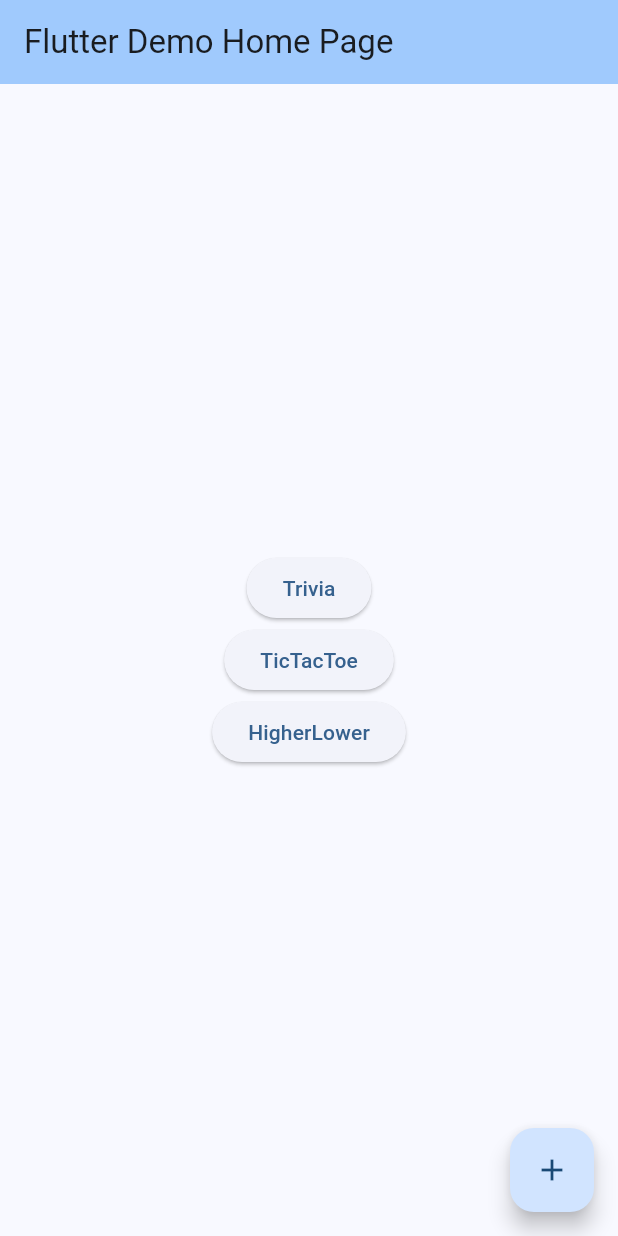
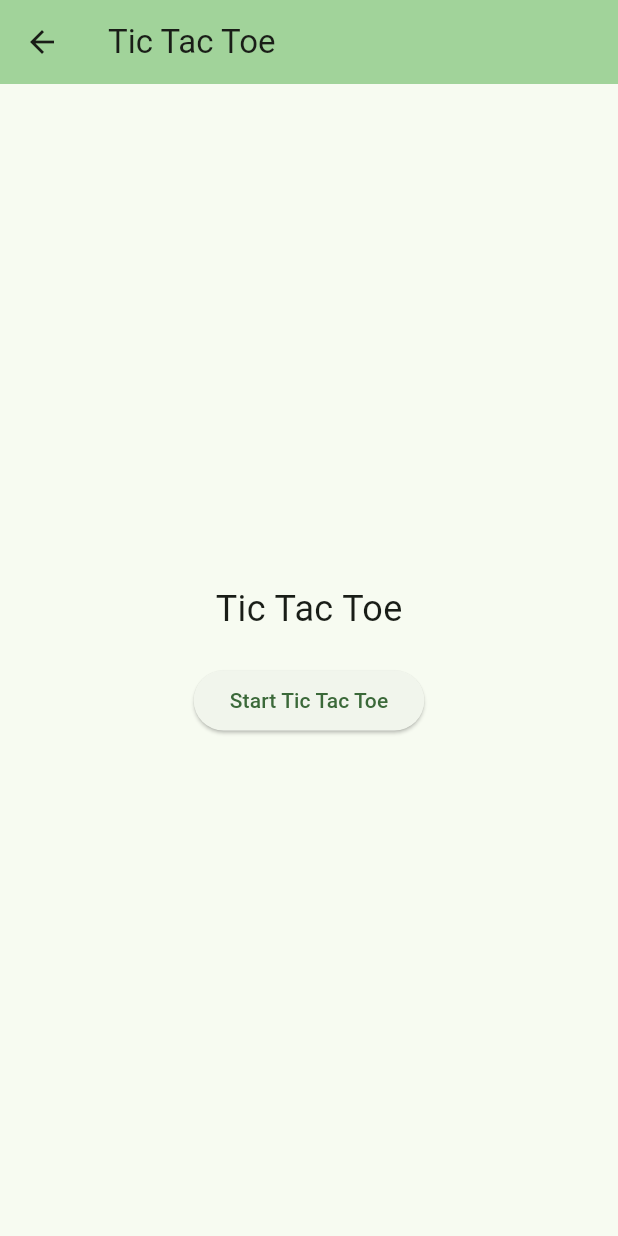
Before and after one commit to josipnovak/Goalify, a Flutter app: the screen it shows after launch, after a tap on "TicTacToe", on a phone screen of 412 x 824 dp. Run offline on Flutter 3.47's test engine with Material 3 defaults, Android fonts, the light colour scheme and no system bars.

Commit message:
Added screens for mobile app

```diff
--- a/mobile/lib/main.dart
+++ b/mobile/lib/main.dart
@@ -1,4 +1,5 @@
 import 'package:flutter/material.dart';
+import 'package:mobile/screens/start_screen.dart';
 
 void main() {
   runApp(const MyApp());
@@ -6,115 +7,14 @@ void main() {
 
 class MyApp extends StatelessWidget {
   const MyApp({super.key});
-
-  // This widget is the root of your application.
   @override
   Widget build(BuildContext context) {
     return MaterialApp(
       title: 'Flutter Demo',
       theme: ThemeData(
-        // This is the theme of your application.
-        //
-        // TRY THIS: Try running your application with "flutter run". You'll see
-        // the application has a purple toolbar. Then, without quitting the app,
-        // try changing the seedColor in the colorScheme below to Colors.green
-        // and then invoke "hot reload" (save your changes or press the "hot
-        // reload" button in a Flutter-supported IDE, or press "r" if you used
-        // the command line to start the app).
-        //
-        // Notice that the counter didn't reset back to zero; the application
-        // state is not lost during the reload. To reset the state, use hot
-        // restart instead.
-        //
-        // This works for code too, not just values: Most code changes can be
-        // tested with just a hot reload.
-        colorScheme: ColorScheme.fromSeed(seedColor: Colors.blue),
+        colorScheme: ColorScheme.fromSeed(seedColor: Colors.green),
       ),
-      home: const MyHomePage(title: 'Flutter Demo Home Page'),
+      home: const StartScreen(title: 'Welcome to Goalify'),
     );
   }
 }
-
-class MyHomePage extends StatefulWidget {
-  const MyHomePage({super.key, required this.title});
-
-  // This widget is the home page of your application. It is stateful, meaning
-  // that it has a State object (defined below) that contains fields that affect
-  // how it looks.
-
-  // This class is the configuration for the state. It holds the values (in this
-  // case the title) provided by the parent (in this case the App widget) and
-  // used by the build method of the State. Fields in a Widget subclass are
-  // always marked "final".
-
-  final String title;
-
-  @override
-  State<MyHomePage> createState() => _MyHomePageState();
-}
-
-class _MyHomePageState extends State<MyHomePage> {
-  void _buttonClicked() {
-    print('Button clicked');
-  }
-
-  @override
-  Widget build(BuildContext context) {
-    // This method is rerun every time setState is called, for instance as done
-    // by the _buttonClicked method above.
-    //
-    // The Flutter framework has been optimized to make rerunning build methods
-    // fast, so that you can just rebuild anything that needs updating rather
-    // than having to individually change instances of widgets.
-    return Scaffold(
-      appBar: AppBar(
-        // TRY THIS: Try changing the color here to a specific color (to
-        // Colors.amber, perhaps?) and trigger a hot reload to see the AppBar
-        // change color while the other colors stay the same.
-        backgroundColor: Theme.of(context).colorScheme.inversePrimary,
-        // Here we take the value from the MyHomePage object that was created by
-        // the App.build method, and use it to set our appbar title.
-        title: Text(widget.title),
-      ),
-      body: Center(
-        // Center is a layout widget. It takes a single child and positions it
-        // in the middle of the parent.
-        child: Column(
-          // Column is also a layout widget. It takes a list of children and
-          // arranges them vertically. By default, it sizes itself to fit its
-          // children horizontally, and tries to be as tall as its parent.
-          //
-          // Column has various properties to control how it sizes itself and
-          // how it positions its children. Here we use mainAxisAlignment to
-          // center the children vertically; the main axis here is the vertical
-          // axis because Columns are vertical (the cross axis would be
-          // horizontal).
-          //
-          // TRY THIS: Invoke "debug painting" (choose the "Toggle Debug Paint"
-          // action in the IDE, or press "p" in the console), to see the
-          // wireframe for each widget.
-          mainAxisAlignment: MainAxisAlignment.center,
-          children: <Widget>[
-            ButtonTheme(child: ElevatedButton(
-              onPressed: _buttonClicked,
-              child: const Text('Trivia'),
-            )),
-            ButtonTheme(child: ElevatedButton(
-              onPressed: _buttonClicked,
-              child: const Text('TicTacToe'),
-            )),
-            ButtonTheme(child: ElevatedButton(
-              onPressed: _buttonClicked,
-              child: const Text('HigherLower'),
-            )),
-          ],
-        ),
-      ),
-      floatingActionButton: FloatingActionButton(
-        onPressed: _buttonClicked,
-        tooltip: 'Increment',
-        child: const Icon(Icons.add),
-      ), // This trailing comma makes auto-formatting nicer for build methods.
-    );
-  }
-}
--- /dev/null
+++ b/mobile/lib/screens/start_screen.dart
@@ -0,0 +1,59 @@
+import 'package:flutter/material.dart';
+import 'package:mobile/screens/trivia.dart';
+import 'package:mobile/screens/tictactoe.dart';
+import 'package:mobile/screens/higher_lower.dart';
+
+class StartScreen extends StatefulWidget {
+  const StartScreen({super.key, required this.title});
+
+  final String title;
+
+  @override
+  State<StartScreen> createState() => _StartScreenState();
+}
+
+class _StartScreenState extends State<StartScreen> {
+  @override
+  Widget build(BuildContext context) {
+    return Scaffold(
+      appBar: AppBar(
+        backgroundColor: Theme.of(context).colorScheme.inversePrimary,
+        title: Text(widget.title),
+      ),
+      body: Center(
+        child: Column(
+          mainAxisAlignment: MainAxisAlignment.center,
+          children: <Widget>[
+            ButtonTheme(child: ElevatedButton(
+              onPressed: () {
+                Navigator.push(
+                  context,
+                  MaterialPageRoute(builder: (context) => const TriviaScreen(title: 'Trivia Game', startText: 'Start Trivia'))
+                );
+              },
+              child: const Text('Trivia'),
+            )),
+            ButtonTheme(child: ElevatedButton(
+              onPressed: (){
+                Navigator.push(
+                  context,
+                  MaterialPageRoute(builder: (context) => const TicTacToeScreen(title: 'Tic Tac Toe', startText: 'Start Tic Tac Toe'))
+                );
+              },
+              child: const Text('TicTacToe'),
+            )),
+            ButtonTheme(child: ElevatedButton(
+              onPressed: () {
+                Navigator.push(
+                  context,
+                  MaterialPageRoute(builder: (context) => const HigherLowerScreen(title: 'Higher Lower', startText: 'Start Higher Lower'))
+                );
+              },
+              child: const Text('HigherLower'),
+            )),
+          ],
+        ),
+      ),
+    );
+  }
+}
--- /dev/null
+++ b/mobile/lib/screens/tictactoe.dart
@@ -0,0 +1,41 @@
+import 'package:flutter/material.dart';
+
+class TicTacToeScreen extends StatefulWidget{
+  final String title;
+  final String startText;
+
+  const TicTacToeScreen({super.key, required this.title, required this.startText});
+
+  @override
+  State<TicTacToeScreen> createState() => _TicTacToeScreenState();
+}
+
+class _TicTacToeScreenState extends State<TicTacToeScreen> {
+  @override
+  Widget build(BuildContext context) {
+    return Scaffold(
+      appBar: AppBar(
+        title: Text(widget.title),
+        backgroundColor: Theme.of(context).colorScheme.inversePrimary,
+      ),
+      body: Center(
+        child: Column(
+          mainAxisAlignment: MainAxisAlignment.center,
+          children: <Widget>[
+            Text(
+              widget.title,
+              style: TextStyle(fontSize: 24),
+            ),
+            SizedBox(height: 20),
+            ElevatedButton(
+              onPressed: () {
+                print("Starting Tic Tac Toe...");
+              },
+              child: Text(widget.startText),
+            ),
+          ],
+        ),
+      ),
+    );
+  }
+}
```
Also changed, not shown: mobile/lib/screens/higher_lower.dart (added, +41 -0 lines), mobile/lib/screens/trivia.dart (added, +41 -0 lines).
